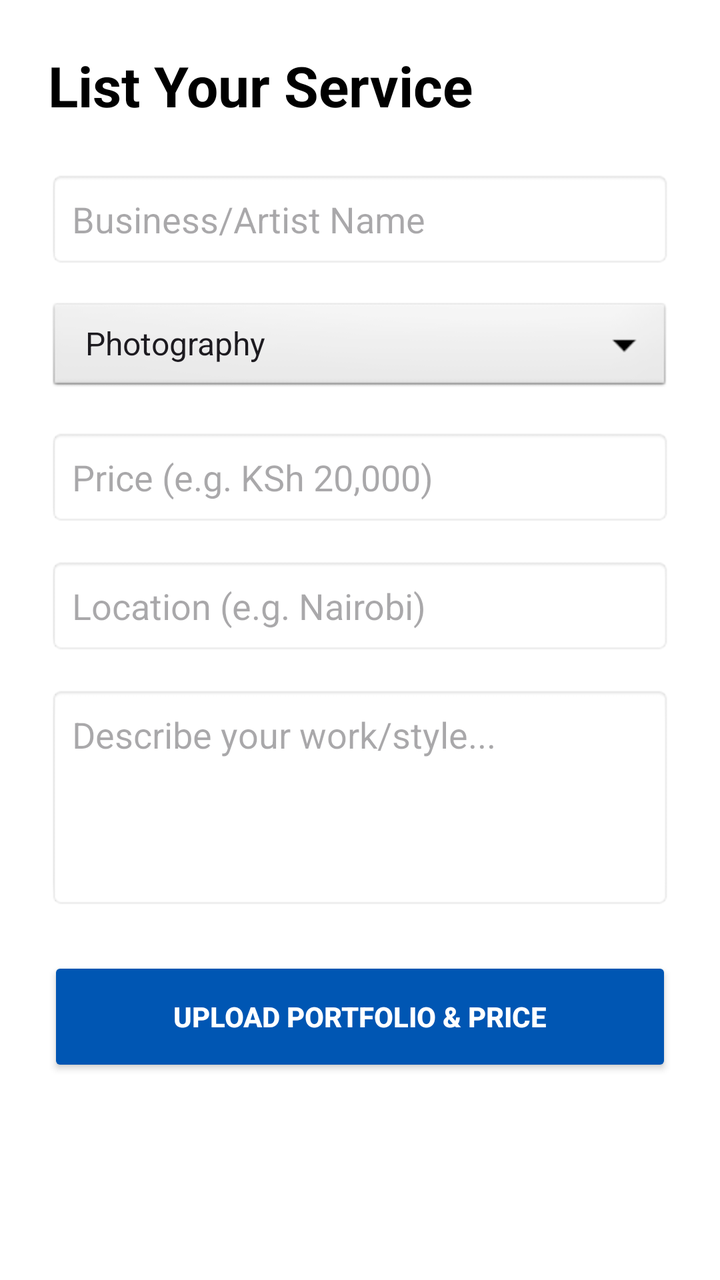
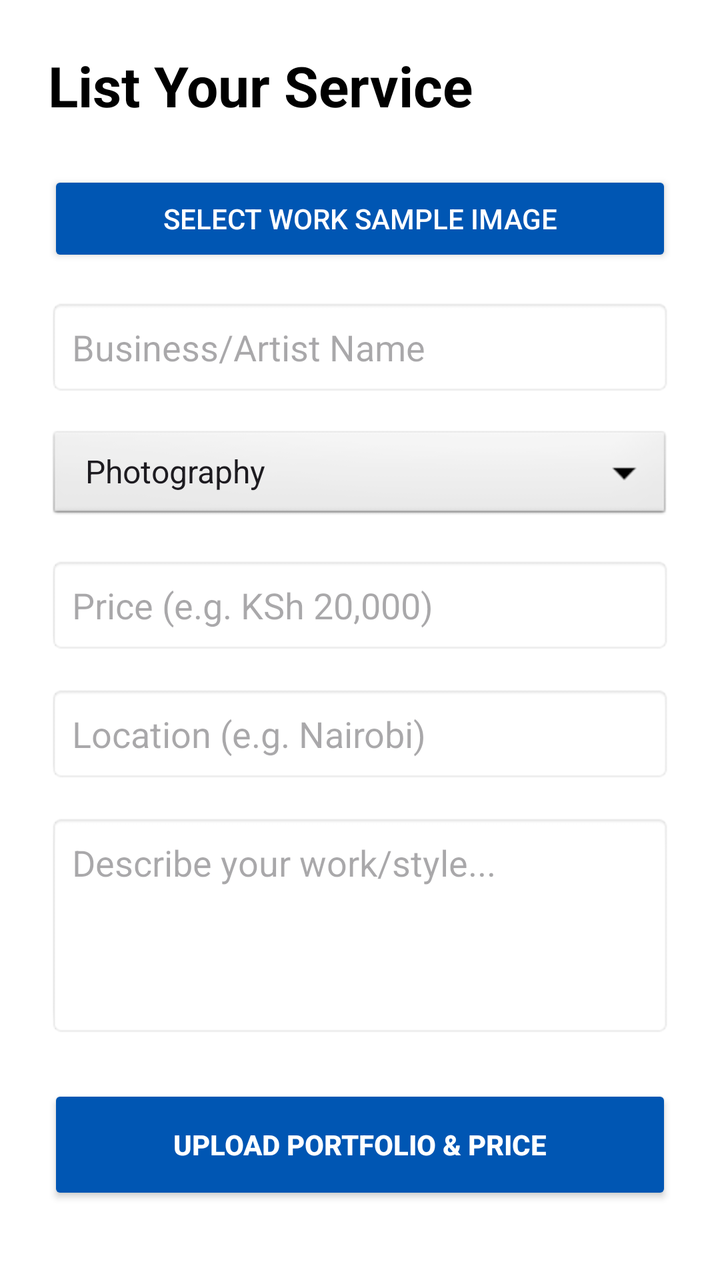

Screens rendered from an Android XML layout before and after an edit, with the pre-edit source and the edit as a unified diff.
<!-- AndroidManifest.xml: application theme Theme.FABIBOOKINGVENDORSYSTEM -->
<!-- res/layout/activity_add_listing.xml -->
<?xml version="1.0" encoding="utf-8"?>
<ScrollView xmlns:android="http://schemas.android.com/apk/res/android"
    android:layout_width="match_parent"
    android:layout_height="match_parent"
    android:background="#FFFFFF">

    <LinearLayout
        android:layout_width="match_parent"
        android:layout_height="wrap_content"
        android:orientation="vertical"
        android:padding="24dp">

        <TextView
            android:layout_width="wrap_content"
            android:layout_height="wrap_content"
            android:text="List Your Service"
            android:textSize="28sp"
            android:textColor="#000000"
            android:textStyle="bold"
            android:layout_marginBottom="24dp"/>

        <EditText
            android:id="@+id/etServiceName"
            android:layout_width="match_parent"
            android:layout_height="wrap_content"
            android:hint="Business/Artist Name"
            android:textColor="#000000"
            android:background="@android:drawable/editbox_background"
            android:padding="12dp"
            android:layout_marginBottom="16dp"
            android:inputType="textPersonName"/>

        <Spinner
            android:id="@+id/spinnerCategory"
            android:layout_width="match_parent"
            android:layout_height="wrap_content"
            android:layout_marginBottom="16dp"
            android:background="@android:drawable/btn_dropdown"
            android:entries="@array/categories_array"/>

        <EditText
            android:id="@+id/etPrice"
            android:layout_width="match_parent"
            android:layout_height="wrap_content"
            android:hint="Price (e.g. KSh 20,000)"
            android:textColor="#000000"
            android:inputType="text"
            android:background="@android:drawable/editbox_background"
            android:padding="12dp"
            android:layout_marginBottom="16dp"/>

        <EditText
            android:id="@+id/etLocation"
            android:layout_width="match_parent"
            android:layout_height="wrap_content"
            android:hint="Location (e.g. Nairobi)"
            android:textColor="#000000"
            android:background="@android:drawable/editbox_background"
            android:padding="12dp"
            android:layout_marginBottom="16dp"
            android:inputType="textPostalAddress"/>

        <EditText
            android:id="@+id/etDescription"
            android:layout_width="match_parent"
            android:layout_height="wrap_content"
            android:hint="Describe your work/style..."
            android:textColor="#000000"
            android:gravity="top"
            android:lines="4"
            android:background="@android:drawable/editbox_background"
            android:padding="12dp"
            android:layout_marginBottom="24dp"
            android:inputType="textMultiLine"/>

        <Button
            android:id="@+id/btnSubmitListing"
            android:layout_width="match_parent"
            android:layout_height="60dp"
            android:text="Upload Portfolio &amp; Price"
            android:backgroundTint="#0056b3"
            android:textColor="#FFFFFF"
            android:textStyle="bold"
            android:padding="16dp"/>

    </LinearLayout>
</ScrollView>
<!-- resources referenced by this layout -->
<resources>
  <string-array name="categories_array">
          <item>Photography</item>
          <item>Videography</item>
          <item>DJ &amp; Music</item>
          <item>Event Planning</item>
          <item>Catering</item>
      </string-array>
  <style name="Theme.FABIBOOKINGVENDORSYSTEM" parent="Base.Theme.FABIBOOKINGVENDORSYSTEM" />
  <style name="Base.Theme.FABIBOOKINGVENDORSYSTEM" parent="Theme.Material3.DayNight.NoActionBar">
          
          
      </style>
</resources>

<!-- the commit's change to res/layout/activity_add_listing.xml (unified diff, before → after) -->
@@ -18,6 +18,24 @@
             android:textColor="#000000"
             android:textStyle="bold"
             android:layout_marginBottom="24dp"/>
+
+        <ImageView
+            android:id="@+id/ivSelectedImage"
+            android:layout_width="match_parent"
+            android:layout_height="200dp"
+            android:scaleType="centerCrop"
+            android:background="#EEEEEE"
+            android:layout_marginBottom="8dp"
+            android:visibility="gone"/>
+
+        <Button
+            android:id="@+id/btnSelectImage"
+            android:layout_width="match_parent"
+            android:layout_height="wrap_content"
+            android:text="Select Work Sample Image"
+            android:backgroundTint="#0056b3"
+            android:textColor="#FFFFFF"
+            android:layout_marginBottom="16dp"/>
 
         <EditText
             android:id="@+id/etServiceName"
